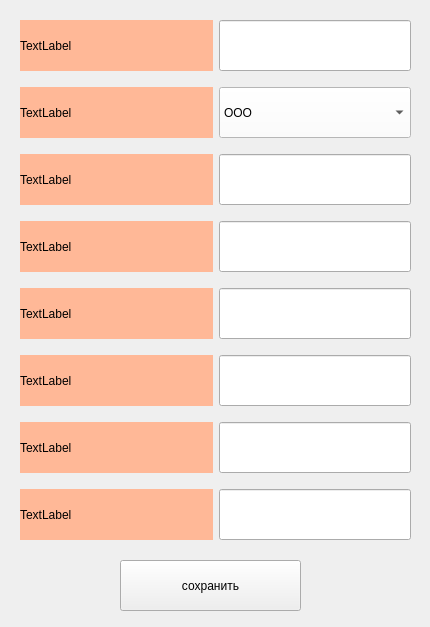
First picture: the form in ui/form.ui, repository aesthetic-what/metodichka, before the edit.
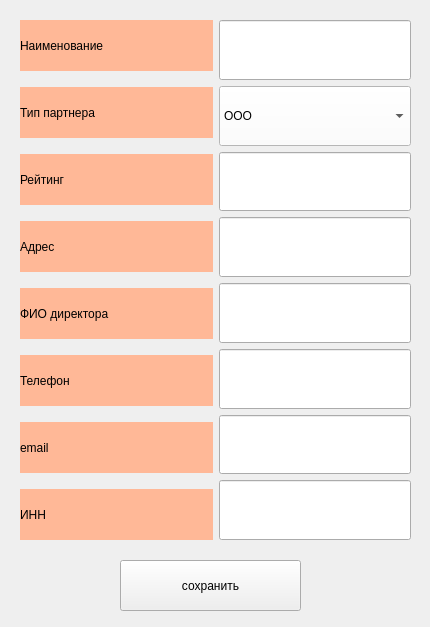
Second picture: the form after the edit.

Diff of the .ui file:
```diff
--- a/ui/form.ui
+++ b/ui/form.ui
@@ -38,7 +38,7 @@
           <string notr="true">background-color: rgb(255, 184, 151);</string>
          </property>
          <property name="text">
-          <string>TextLabel</string>
+          <string>Наименование</string>
          </property>
         </widget>
        </item>
@@ -70,7 +70,7 @@
           <string notr="true">background-color: rgb(255, 184, 151);</string>
          </property>
          <property name="text">
-          <string>TextLabel</string>
+          <string>Тип партнера</string>
          </property>
         </widget>
        </item>
@@ -102,7 +102,7 @@
           <string notr="true">background-color: rgb(255, 184, 151);</string>
          </property>
          <property name="text">
-          <string>TextLabel</string>
+          <string>Рейтинг</string>
          </property>
         </widget>
        </item>
@@ -134,7 +134,7 @@
           <string notr="true">background-color: rgb(255, 184, 151);</string>
          </property>
          <property name="text">
-          <string>TextLabel</string>
+          <string>Адрес</string>
          </property>
         </widget>
        </item>
@@ -166,7 +166,7 @@
           <string notr="true">background-color: rgb(255, 184, 151);</string>
          </property>
          <property name="text">
-          <string>TextLabel</string>
+          <string>ФИО директора</string>
          </property>
         </widget>
        </item>
@@ -198,7 +198,7 @@
           <string notr="true">background-color: rgb(255, 184, 151);</string>
          </property>
          <property name="text">
-          <string>TextLabel</string>
+          <string>Телефон</string>
          </property>
         </widget>
        </item>
@@ -230,7 +230,7 @@
           <string notr="true">background-color: rgb(255, 184, 151);</string>
          </property>
          <property name="text">
-          <string>TextLabel</string>
+          <string>email</string>
          </property>
         </widget>
        </item>
@@ -262,7 +262,7 @@
           <string notr="true">background-color: rgb(255, 184, 151);</string>
          </property>
          <property name="text">
-          <string>TextLabel</string>
+          <string>ИНН</string>
          </property>
         </widget>
        </item>
@@ -280,22 +280,6 @@
          </property>
         </widget>
        </item>
-       <item>
-        <spacer name="verticalSpacer_8">
-         <property name="orientation">
-          <enum>Qt::Vertical</enum>
-         </property>
-         <property name="sizeType">
-          <enum>QSizePolicy::Fixed</enum>
-         </property>
-         <property name="sizeHint" stdset="0">
-          <size>
-           <width>20</width>
-           <height>10</height>
-          </size>
-         </property>
-        </spacer>
-       </item>
        <item>
         <widget class="QComboBox" name="comboBox">
          <property name="sizePolicy">
@@ -329,22 +313,6 @@
          </item>
         </widget>
        </item>
-       <item>
-        <spacer name="verticalSpacer_9">
-         <property name="orientation">
-          <enum>Qt::Vertical</enum>
-         </property>
-         <property name="sizeType">
-          <enum>QSizePolicy::Fixed</enum>
-         </property>
-         <property name="sizeHint" stdset="0">
-          <size>
-           <width>20</width>
-           <height>10</height>
-          </size>
-         </property>
-        </spacer>
-       </item>
        <item>
         <widget class="QLineEdit" name="lineEdit_3">
          <property name="sizePolicy">
@@ -355,22 +323,6 @@
          </property>
         </widget>
        </item>
-       <item>
-        <spacer name="verticalSpacer_10">
-         <property name="orientation">
-          <enum>Qt::Vertical</enum>
-         </property>
-         <property name="sizeType">
-          <enum>QSizePolicy::Fixed</enum>
-         </property>
-         <property name="sizeHint" stdset="0">
-          <size>
-           <width>20</width>
-           <height>10</height>
-          </size>
-         </property>
-        </spacer>
-       </item>
        <item>
         <widget class="QLineEdit" name="lineEdit_4">
          <property name="sizePolicy">
@@ -381,22 +333,6 @@
          </property>
         </widget>
        </item>
-       <item>
-        <spacer name="verticalSpacer_11">
-         <property name="orientation">
-          <enum>Qt::Vertical</enum>
-         </property>
-         <property name="sizeType">
-          <enum>QSizePolicy::Fixed</enum>
-         </property>
-         <property name="sizeHint" stdset="0">
-          <size>
-           <width>20</width>
-           <height>10</height>
-          </size>
-         </property>
-        </spacer>
-       </item>
        <item>
         <widget class="QLineEdit" name="lineEdit_5">
          <property name="sizePolicy">
@@ -407,22 +343,6 @@
          </property>
         </widget>
        </item>
-       <item>
-        <spacer name="verticalSpacer_12">
-         <property name="orientation">
-          <enum>Qt::Vertical</enum>
-         </property>
-         <property name="sizeType">
-          <enum>QSizePolicy::Fixed</enum>
-         </property>
-         <property name="sizeHint" stdset="0">
-          <size>
-           <width>20</width>
-           <height>10</height>
-          </size>
-         </property>
-        </spacer>
-       </item>
        <item>
         <widget class="QLineEdit" name="lineEdit_6">
          <property name="sizePolicy">
@@ -433,22 +353,6 @@
          </property>
         </widget>
        </item>
-       <item>
-        <spacer name="verticalSpacer_13">
-         <property name="orientation">
-          <enum>Qt::Vertical</enum>
-         </property>
-         <property name="sizeType">
-          <enum>QSizePolicy::Fixed</enum>
-         </property>
-         <property name="sizeHint" stdset="0">
-          <size>
-           <width>20</width>
-           <height>10</height>
-          </size>
-         </property>
-        </spacer>
-       </item>
        <item>
         <widget class="QLineEdit" name="lineEdit_7">
          <property name="sizePolicy">
@@ -459,22 +363,6 @@
          </property>
         </widget>
        </item>
-       <item>
-        <spacer name="verticalSpacer_14">
-         <property name="orientation">
-          <enum>Qt::Vertical</enum>
-         </property>
-         <property name="sizeType">
-          <enum>QSizePolicy::Fixed</enum>
-         </property>
-         <property name="sizeHint" stdset="0">
-          <size>
-           <width>20</width>
-           <height>10</height>
-          </size>
-         </property>
-        </spacer>
-       </item>
        <item>
         <widget class="QLineEdit" name="lineEdit_8">
          <property name="sizePolicy">
```
Left out of the diff: 2 changed lines with no effect on the pictures.
